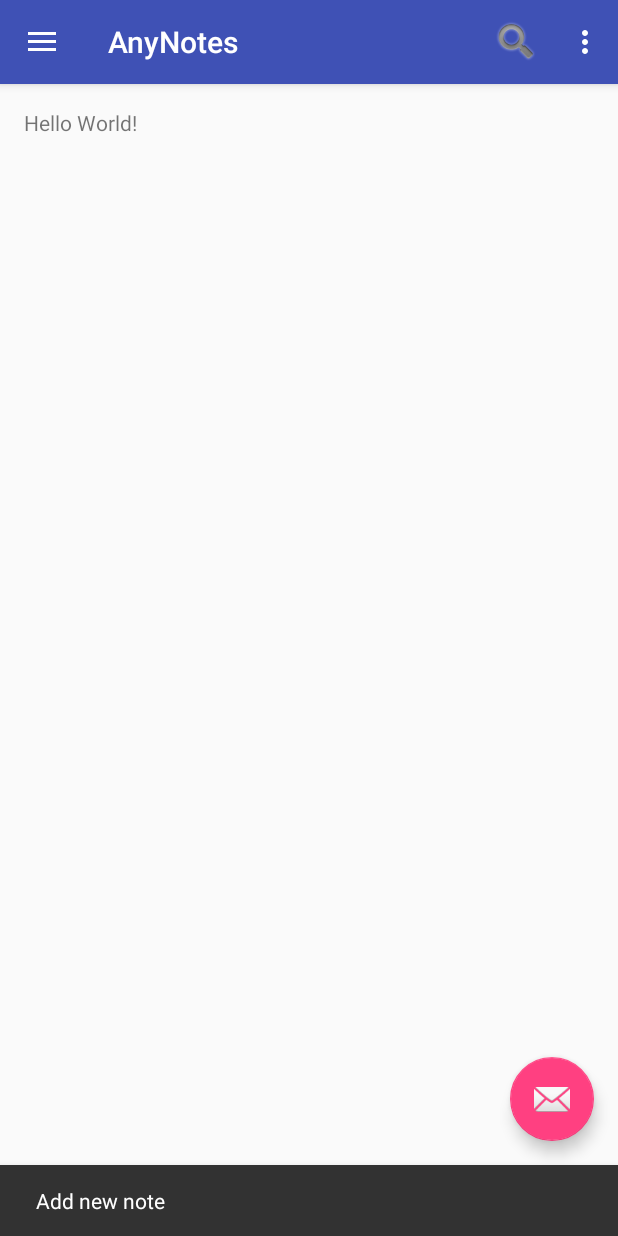
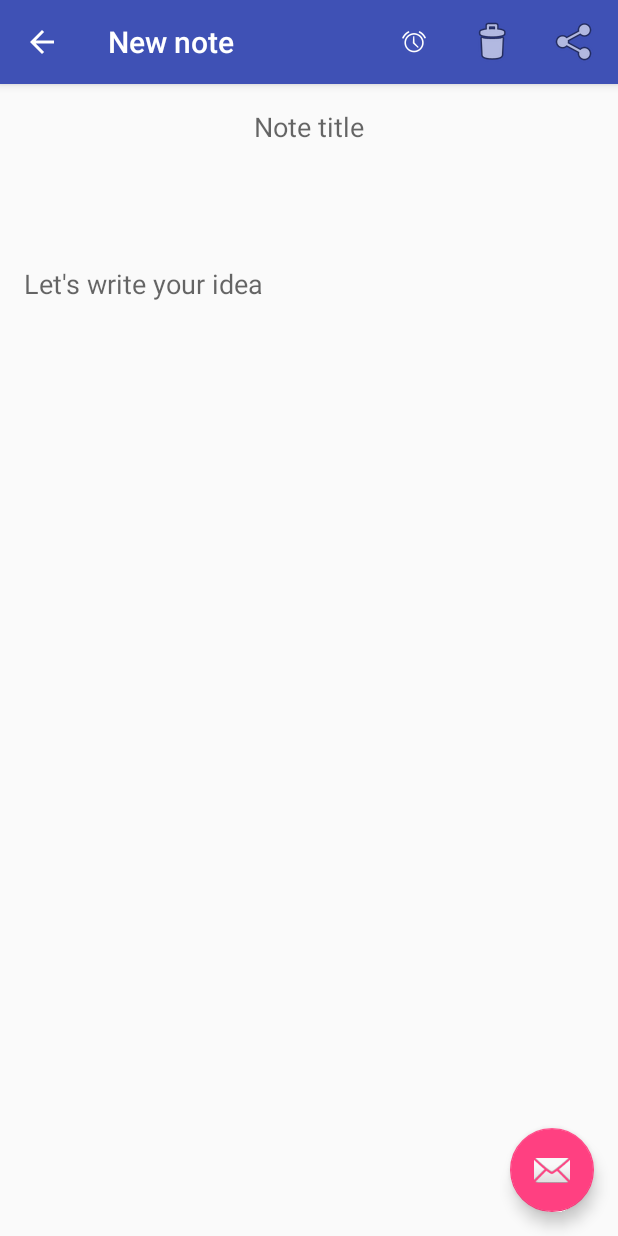
Before and after one commit to PelipetsOlga/AnyNotes, an Android app: the screen it shows after launch (MainActivity before the commit, NoteActivity after it), after a tap on an icon or button, on a phone screen of 412 x 824 dp. Run offline under Robolectric (Android 15) with nearby library versions, the phone set to English and light mode, and no system bars.

Commit message:
NoteActivity

```diff
--- a/app/src/main/AndroidManifest.xml
+++ b/app/src/main/AndroidManifest.xml
@@ -3,8 +3,8 @@
     package="anynotes.olyalya.pelipets.com.anynotes">
 
     <application
+        android:name=".application.NotesApplication"
         android:allowBackup="true"
-        android:name=".application.NotesApplication"
         android:icon="@mipmap/ic_launcher"
         android:label="@string/app_name"
         android:supportsRtl="true"
@@ -19,6 +19,10 @@
                 <category android:name="android.intent.category.LAUNCHER" />
             </intent-filter>
         </activity>
+        <activity
+            android:name=".activities.NoteActivity"
+            android:label="@string/title_activity_note"
+            android:theme="@style/AppTheme.NoActionBar"></activity>
     </application>
 
 </manifest>
--- a/app/src/main/java/anynotes/olyalya/pelipets/com/anynotes/activities/MainActivity.java
+++ b/app/src/main/java/anynotes/olyalya/pelipets/com/anynotes/activities/MainActivity.java
@@ -1,10 +1,10 @@
 package anynotes.olyalya.pelipets.com.anynotes.activities;
 
+import android.content.Intent;
 import android.os.Bundle;
 import android.support.design.widget.FloatingActionButton;
+import android.support.design.widget.NavigationView;
 import android.support.design.widget.Snackbar;
-import android.view.View;
-import android.support.design.widget.NavigationView;
 import android.support.v4.view.GravityCompat;
 import android.support.v4.widget.DrawerLayout;
 import android.support.v7.app.ActionBarDrawerToggle;
@@ -12,11 +12,15 @@ import android.support.v7.app.AppCompatActivity;
 import android.support.v7.widget.Toolbar;
 import android.view.Menu;
 import android.view.MenuItem;
+import android.view.View;
 
 import anynotes.olyalya.pelipets.com.anynotes.R;
+import anynotes.olyalya.pelipets.com.anynotes.utils.Constants;
 
 public class MainActivity extends AppCompatActivity
         implements NavigationView.OnNavigationItemSelectedListener {
+
+    private static final int NOTE_REQUEST_CODE = 100;
 
     private FloatingActionButton fab;
 
@@ -31,8 +35,10 @@ public class MainActivity extends AppCompatActivity
         fab.setOnClickListener(new View.OnClickListener() {
             @Override
             public void onClick(View view) {
-                Snackbar.make(view, "Add new note", Snackbar.LENGTH_LONG)
-                        .setAction("Add new note", null).show();
+                //new note creating
+                Intent intent = new Intent(MainActivity.this, NoteActivity.class);
+                intent.putExtra(Constants.EXTRA_ACTION_TYPE, Constants.EXTRA_ACTION_NEW_NOTE);
+                startActivityForResult(intent, NOTE_REQUEST_CODE);
             }
         });
 
@@ -90,6 +96,20 @@ public class MainActivity extends AppCompatActivity
         }
     }
 
+    @Override
+    protected void onActivityResult(int requestCode, int resultCode, Intent data) {
+        if (requestCode==NOTE_REQUEST_CODE){
+            if (resultCode==RESULT_OK){
+                Snackbar.make(fab, "Result OK", Snackbar.LENGTH_LONG)
+                        .setAction("Result OK", null).show();
+            }else{
+                Snackbar.make(fab, "Result CANCEL", Snackbar.LENGTH_LONG)
+                        .setAction("Result CANCEL", null).show();
+            }
+        }
+        super.onActivityResult(requestCode, resultCode, data);
+    }
+
     @SuppressWarnings("StatementWithEmptyBody")
     @Override
     public boolean onNavigationItemSelected(MenuItem item) {
--- /dev/null
+++ b/app/src/main/java/anynotes/olyalya/pelipets/com/anynotes/activities/NoteActivity.java
@@ -0,0 +1,154 @@
+package anynotes.olyalya.pelipets.com.anynotes.activities;
+
+import android.content.Intent;
+import android.os.Bundle;
+import android.support.design.widget.FloatingActionButton;
+import android.support.design.widget.Snackbar;
+import android.support.v7.app.AppCompatActivity;
+import android.support.v7.widget.Toolbar;
+import android.text.TextUtils;
+import android.view.Menu;
+import android.view.MenuItem;
+import android.view.View;
+import android.widget.EditText;
+
+import java.util.Calendar;
+
+import anynotes.olyalya.pelipets.com.anynotes.R;
+import anynotes.olyalya.pelipets.com.anynotes.application.NotesApplication;
+import anynotes.olyalya.pelipets.com.anynotes.models.Note;
+import anynotes.olyalya.pelipets.com.anynotes.storage.NotesRepository;
+import anynotes.olyalya.pelipets.com.anynotes.utils.Constants;
+import anynotes.olyalya.pelipets.com.anynotes.utils.Utils;
+
+public class NoteActivity extends AppCompatActivity {
+    private static final int TITLE_LENGTH = 100;
+    private static final String TAG_CREATING = "creating";
+
+    private int type_operation = Constants.EXTRA_ACTION_NEW_NOTE;
+
+    private EditText etTitle;
+    private EditText etText;
+    private FloatingActionButton fab;
+    private NotesRepository repository;
+    private Toolbar toolbar;
+    private long creating;
+
+    @Override
+    protected void onCreate(Bundle savedInstanceState) {
+        super.onCreate(savedInstanceState);
+        setContentView(R.layout.activity_note);
+
+        Intent intent = getIntent();
+        type_operation = intent.getIntExtra(Constants.EXTRA_ACTION_TYPE, Constants.EXTRA_ACTION_NEW_NOTE);
+
+        repository = ((NotesApplication) getApplication()).getDaoSession().getRepository();
+
+        creating = Calendar.getInstance().getTimeInMillis();
+        Utils.log("creating in OnCreate = " + creating);
+
+        initViews();
+
+        if (type_operation == Constants.EXTRA_ACTION_NEW_NOTE) {
+            getSupportActionBar().setTitle(getResources().getString(R.string.title_new_note));
+        } else {
+            getSupportActionBar().setTitle(getResources().getString(R.string.title_edit_note));
+        }
+
+
+        fab.setOnClickListener(new View.OnClickListener() {
+            @Override
+            public void onClick(View view) {
+                if (type_operation == Constants.EXTRA_ACTION_NEW_NOTE) {
+                    Note note = readNoteFromTextFields();
+                    repository.insert(note);
+                    setResult(RESULT_OK);
+                    finish();
+                } else {
+                    Snackbar.make(view, "Save", Snackbar.LENGTH_LONG)
+                            .setAction("Save", null).show();
+                }
+            }
+        });
+
+
+    }
+
+    @Override
+    protected void onSaveInstanceState(Bundle outState) {
+        outState.putLong(TAG_CREATING, creating);
+        Utils.log("creating in onSaveInstanceState = " + creating);
+        super.onSaveInstanceState(outState);
+    }
+
+    @Override
+    protected void onRestoreInstanceState(Bundle savedInstanceState) {
+        if (savedInstanceState != null) {
+            creating = savedInstanceState.getLong(TAG_CREATING);
+            Utils.log("creating in onRestoreInstanceState = " + creating);
+        }
+        super.onRestoreInstanceState(savedInstanceState);
+    }
+
+    private Note readNoteFromTextFields() {
+        Note note = new Note();
+        String content = etText.getText().toString().trim();
+        if (TextUtils.isEmpty(content)) {
+            return null;
+        } else {
+            note.setText(content);
+        }
+        String title = etTitle.getText().toString().trim();
+        if (TextUtils.isEmpty(title)) {
+            if (content.length() <= TITLE_LENGTH) {
+                title = content;
+            } else {
+                title = content.substring(0, TITLE_LENGTH) + "...";
+            }
+        }
+        note.setTitle(title);
+        note.setCreating(creating);
+        note.setLastSaving(Calendar.getInstance().getTimeInMillis());
+        return note;
+    }
+
+    private void initViews() {
+        toolbar = (Toolbar) findViewById(R.id.toolbar);
+        setSupportActionBar(toolbar);
+        getSupportActionBar().setHomeButtonEnabled(true);
+        getSupportActionBar().setDisplayHomeAsUpEnabled(true);
+        fab = (FloatingActionButton) findViewById(R.id.fab);
+        etTitle = (EditText) findViewById(R.id.et_title);
+        etText = (EditText) findViewById(R.id.et_text);
+    }
+
+    @Override
+    public boolean onCreateOptionsMenu(Menu menu) {
+        getMenuInflater().inflate(R.menu.note_menu, menu);
+        return true;
+    }
+
+    @Override
+    public boolean onOptionsItemSelected(MenuItem menuItem) {
+        switch (menuItem.getItemId()) {
+            case android.R.id.home:
+                setResult(RESULT_CANCELED);
+                finish();
+                return true;
+            case R.id.action_alarm:
+                Snackbar.make(fab, "Alarm clicked", Snackbar.LENGTH_LONG)
+                        .setAction("Alarm clicked", null).show();
+                return true;
+            case R.id.action_delete:
+                Snackbar.make(fab, "Delete clicked", Snackbar.LENGTH_LONG)
+                        .setAction("Delete clicked", null).show();
+                return true;
+            case R.id.action_share:
+                Snackbar.make(fab, "Share clicked", Snackbar.LENGTH_LONG)
+                        .setAction("Share clicked", null).show();
+                return true;
+        }
+        return (super.onOptionsItemSelected(menuItem));
+    }
+
+}
--- a/app/src/main/java/anynotes/olyalya/pelipets/com/anynotes/storage/DBSchema.java
+++ b/app/src/main/java/anynotes/olyalya/pelipets/com/anynotes/storage/DBSchema.java
@@ -11,6 +11,7 @@ public class DBSchema {
     public static final String LAST_SAVING = "last_saving";
     public static final String PRE_LAST_SAVING = "pre_last_saving";
     public static final String TEXT = "text";
+    public static final String TITLE = "title";
 
 
     public static final String CREATE_SCREAPT = "CREATE TABLE IF NOT EXISTS " + TABLE + "("
@@ -18,6 +19,7 @@ public class DBSchema {
             + CREATING + " integer, "
             + LAST_SAVING + " integer, "
             + PRE_LAST_SAVING + " integer, "
+            + TITLE + " text, "
             + TEXT + " text);";
 
 }
--- /dev/null
+++ b/app/src/main/java/anynotes/olyalya/pelipets/com/anynotes/utils/Utils.java
@@ -0,0 +1,13 @@
+package anynotes.olyalya.pelipets.com.anynotes.utils;
+
+import android.util.Log;
+
+/**
+ * Created by Olga on 27.12.2015.
+ */
+public class Utils {
+
+    public static void log(String msg) {
+        Log.d(Constants.TAG, msg);
+    }
+}
--- /dev/null
+++ b/app/src/main/res/layout/activity_note.xml
@@ -0,0 +1,34 @@
+<?xml version="1.0" encoding="utf-8"?>
+<android.support.design.widget.CoordinatorLayout xmlns:android="http://schemas.android.com/apk/res/android"
+    xmlns:app="http://schemas.android.com/apk/res-auto"
+    xmlns:tools="http://schemas.android.com/tools"
+    android:layout_width="match_parent"
+    android:layout_height="match_parent"
+    android:fitsSystemWindows="true"
+    tools:context="anynotes.olyalya.pelipets.com.anynotes.activities.NoteActivity">
+
+    <android.support.design.widget.AppBarLayout
+        android:layout_width="match_parent"
+        android:layout_height="wrap_content"
+        android:theme="@style/AppTheme.AppBarOverlay">
+
+        <android.support.v7.widget.Toolbar
+            android:id="@+id/toolbar"
+            android:layout_width="match_parent"
+            android:layout_height="?attr/actionBarSize"
+            android:background="?attr/colorPrimary"
+            app:popupTheme="@style/AppTheme.PopupOverlay" />
+
+    </android.support.design.widget.AppBarLayout>
+
+    <include layout="@layout/content_note" />
+
+    <android.support.design.widget.FloatingActionButton
+        android:id="@+id/fab"
+        android:layout_width="wrap_content"
+        android:layout_height="wrap_content"
+        android:layout_gravity="bottom|end"
+        android:layout_margin="@dimen/fab_margin"
+        android:src="@android:drawable/ic_dialog_email" />
+
+</android.support.design.widget.CoordinatorLayout>
--- /dev/null
+++ b/app/src/main/res/layout/content_note.xml
@@ -0,0 +1,40 @@
+<?xml version="1.0" encoding="utf-8"?>
+<RelativeLayout xmlns:android="http://schemas.android.com/apk/res/android"
+    xmlns:app="http://schemas.android.com/apk/res-auto"
+    xmlns:tools="http://schemas.android.com/tools"
+    android:layout_width="match_parent"
+    android:layout_height="match_parent"
+    android:paddingBottom="@dimen/activity_vertical_margin"
+    android:paddingLeft="@dimen/activity_horizontal_margin"
+    android:paddingRight="@dimen/activity_horizontal_margin"
+    android:paddingTop="@dimen/activity_vertical_margin"
+    app:layout_behavior="@string/appbar_scrolling_view_behavior"
+    tools:context="anynotes.olyalya.pelipets.com.anynotes.activities.NoteActivity"
+    tools:showIn="@layout/activity_note">
+
+    <EditText
+        android:id="@+id/et_title"
+        android:layout_width="match_parent"
+        android:layout_height="wrap_content"
+        android:layout_alignParentTop="true"
+        android:gravity="center"
+        android:imeOptions="actionNext"
+        android:background="@android:color/transparent"
+        android:hint="@string/new_note_hint_title" />
+
+    <EditText
+        android:id="@+id/et_text"
+        android:layout_width="match_parent"
+        android:layout_height="match_parent"
+        android:layout_below="@id/et_title"
+        android:imeOptions="actionDone"
+        android:gravity="left|top"
+        android:layout_marginTop="80dp"
+        android:background="@android:color/transparent"
+        android:hint="@string/new_note_hint_text">
+
+        <requestFocus />
+    </EditText>
+
+
+</RelativeLayout>
--- /dev/null
+++ b/app/src/main/res/menu/note_menu.xml
@@ -0,0 +1,24 @@
+<?xml version="1.0" encoding="utf-8"?>
+<menu xmlns:android="http://schemas.android.com/apk/res/android"
+    xmlns:app="http://schemas.android.com/apk/res-auto">
+
+    <item
+        android:id="@+id/action_alarm"
+        android:orderInCategory="100"
+        android:icon="@android:drawable/ic_lock_idle_alarm"
+        android:title="@string/action_settings"
+        app:showAsAction="always" />
+
+    <item
+        android:id="@+id/action_delete"
+        android:orderInCategory="100"
+        android:icon="@android:drawable/ic_menu_delete"
+        android:title="@string/action_help"
+        app:showAsAction="always" />
+    <item
+        android:id="@+id/action_share"
+        android:orderInCategory="100"
+        android:icon="@android:drawable/ic_menu_share"
+        android:title="@string/action_exit"
+        app:showAsAction="always" />
+</menu>
--- a/app/src/main/res/values/strings.xml
+++ b/app/src/main/res/values/strings.xml
@@ -9,5 +9,16 @@
     <string name="action_help">Help</string>
     <string name="action_exit">Exit</string>
     <string name="action_search">Search</string>
+    <string name="action_alarm">Set alarm</string>
+    <string name="action_delete">Delete</string>
+    <string name="action_share">Share</string>
+
+    <string name="title_activity_note">NoteActivity</string>
+
+
+    <string name="new_note_hint_title">Note title</string>
+    <string name="new_note_hint_text">Let\'s write your idea</string>
+    <string name="title_new_note">New note</string>
+    <string name="title_edit_note">Note editing</string>
 
 </resources>
```
Also changed, not shown: app/src/main/java/anynotes/olyalya/pelipets/com/anynotes/models/Note.java (+9 -0 lines), app/src/main/java/anynotes/olyalya/pelipets/com/anynotes/storage/NotesRepository.java (+10 -1 lines), app/src/main/java/anynotes/olyalya/pelipets/com/anynotes/utils/Constants.java (added, +12 -0 lines).
